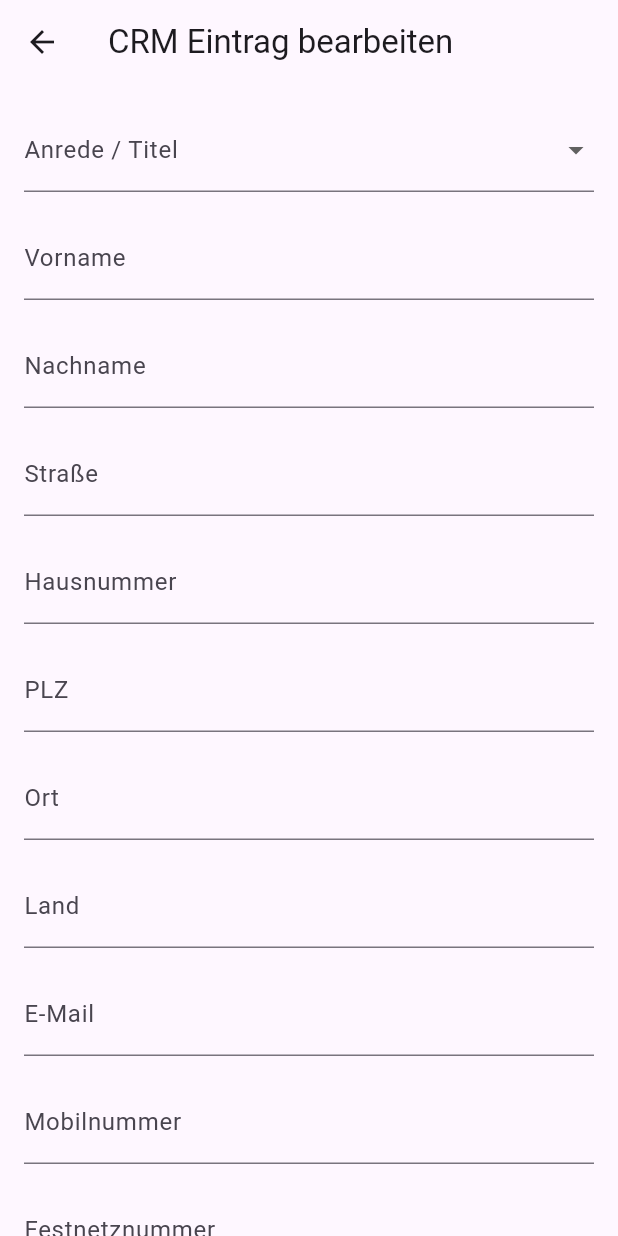
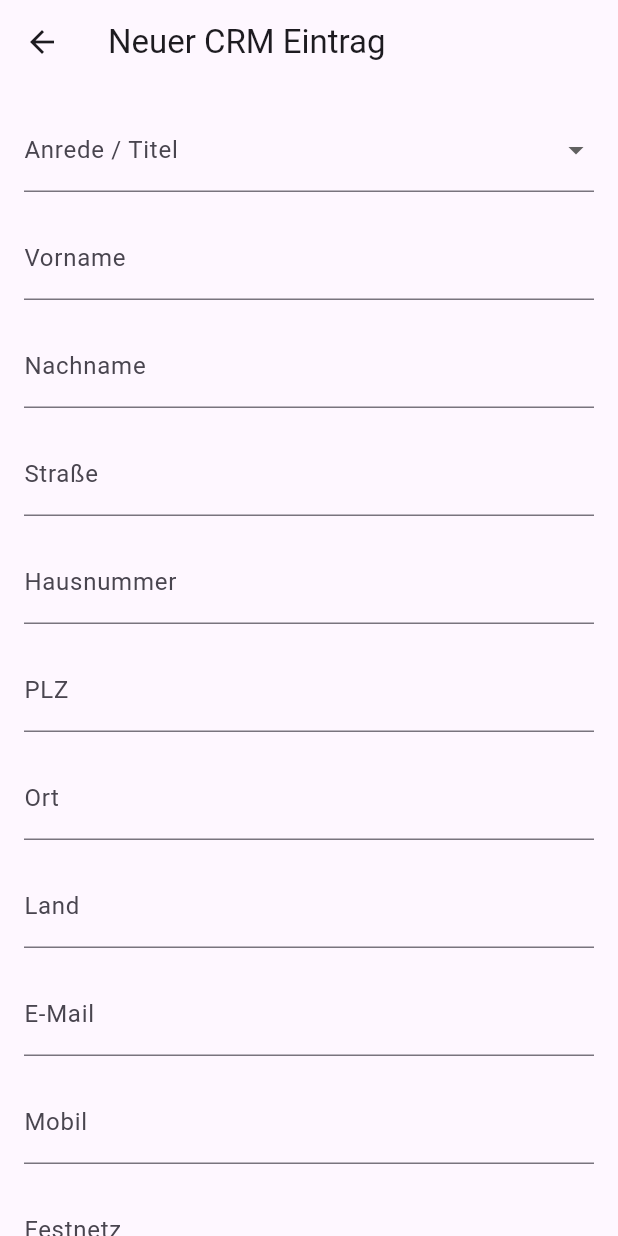
Before and after one commit to 8912JP/note_app, a Flutter app: the CrmEntryEditForm screen opened directly, on a phone screen of 412 x 824 dp. Run offline on Flutter 3.47's test engine with Material 3 defaults, Android fonts, the phone set to English and light mode, and no system bars; our stand-ins replace flutter_svg; network calls fail.

Commit message:
Comm 21.07

```diff
--- a/lib/crm_entry_edit_form.dart
+++ b/lib/crm_entry_edit_form.dart
@@ -1,9 +1,16 @@
 import 'package:flutter/material.dart';
+import 'api_service.dart';
+import 'crm_entry.dart';
 
 class CrmEntryEditForm extends StatefulWidget {
+  final CrmEntry? existingEntry;
   final String currentUser;
 
-  const CrmEntryEditForm({super.key, required this.currentUser});
+  const CrmEntryEditForm({
+    super.key,
+    this.existingEntry,
+    required this.currentUser,
+  });
 
   @override
   State<CrmEntryEditForm> createState() => _CrmEntryEditFormState();
@@ -12,7 +19,6 @@ class CrmEntryEditForm extends StatefulWidget {
 class _CrmEntryEditFormState extends State<CrmEntryEditForm> {
   final _formKey = GlobalKey<FormState>();
 
-  // Form field controllers
   String? _titel;
   final _vornameController = TextEditingController();
   final _nachnameController = TextEditingController();
@@ -26,44 +32,108 @@ class _CrmEntryEditFormState extends State<CrmEntryEditForm> {
   final _festnetzController = TextEditingController();
   final _krankheitController = TextEditingController();
   final _wiedervorlageController = TextEditingController();
+  final _typController = TextEditingController();
+  final _stadiumController = TextEditingController();
 
   String? _status;
   String? _kontaktquelle;
-  final List<String> _todoItems = [];
+
+  final List<ToDoItem> _todoItems = [];
   final _todoController = TextEditingController();
 
   final List<String> _titelOptions = ['Herr', 'Frau', 'Divers', 'Dr.', 'Prof.'];
   final List<String> _statusOptions = ['Offen', 'In Bearbeitung', 'Abgeschlossen'];
   final List<String> _kontaktquelleOptions = ['E-Mail', 'Telefon', 'Onlineformular', 'Empfehlung'];
-  final List<String> _todoVorschlage = ['Erneut kontaktieren', 'Angebot senden', 'Dokument prüfen'];
 
-  void _addToDoItem(String item) {
-    if (item.trim().isNotEmpty && !_todoItems.contains(item)) {
+  @override
+  void initState() {
+    super.initState();
+    final entry = widget.existingEntry;
+    if (entry != null) {
+      _titel = entry.titel;
+      _vornameController.text = entry.vorname;
+      _nachnameController.text = entry.nachname;
+
+      final adresseParts = entry.adresse.split(',');
+      if (adresseParts.length >= 3) {
+        final streetParts = adresseParts[0].trim().split(' ');
+        if (streetParts.length >= 2) {
+          _strasseController.text = streetParts.sublist(0, streetParts.length - 1).join(' ');
+          _hausnummerController.text = streetParts.last;
+        }
+        _plzController.text = adresseParts[1].trim().split(' ').first;
+        _ortController.text = adresseParts[1].trim().split(' ').sublist(1).join(' ');
+        _landController.text = adresseParts[2].trim();
+      }
+
+      _emailController.text = entry.email;
+      _mobilController.text = entry.mobil;
+      _festnetzController.text = entry.festnetz;
+      _krankheitController.text = entry.krankheitsstatus;
+      _status = entry.status;
+      _kontaktquelle = entry.kontaktquelle;
+      _typController.text = entry.typ ?? '';
+      _stadiumController.text = entry.stadium;
+      _wiedervorlageController.text =
+          entry.wiedervorlage?.toIso8601String().split('T').first ?? '';
+      _todoItems.addAll(entry.todos); // ✅ Status bleibt erhalten
+    }
+  }
+
+  void _addToDoItem(String text) {
+    if (text.trim().isNotEmpty) {
       setState(() {
-        _todoItems.add(item.trim());
+        _todoItems.add(ToDoItem(text: text.trim()));
       });
       _todoController.clear();
     }
   }
 
-  void _submitForm() {
+  Future<void> _submitForm() async {
     if (_formKey.currentState!.validate()) {
       _formKey.currentState!.save();
 
-      // Hier speicherst du das CRM Entry – kann mit Provider, API oder DB verbunden werden
-      debugPrint("Speichern:");
-      debugPrint("Titel: $_titel");
-      debugPrint("Vorname: ${_vornameController.text}");
-      debugPrint("Nachname: ${_nachnameController.text}");
-      debugPrint("Adresse: ${_strasseController.text} ${_hausnummerController.text}, ${_plzController.text} ${_ortController.text}, ${_landController.text}");
-      debugPrint("E-Mail: ${_emailController.text}");
-      debugPrint("Mobil: ${_mobilController.text}");
-      debugPrint("Festnetz: ${_festnetzController.text}");
-      debugPrint("Status: $_status");
-      debugPrint("Kontaktquelle: $_kontaktquelle");
-      debugPrint("Bearbeiter: ${widget.currentUser}");
-      debugPrint("ToDos: $_todoItems");
-      debugPrint("Krankheit: ${_krankheitController.text}");
+      final entry = CrmEntry(
+        id: widget.existingEntry?.id ?? DateTime.now().millisecondsSinceEpoch.toString(),
+        anfrageDatum: widget.existingEntry?.anfrageDatum ?? DateTime.now(),
+        titel: _titel ?? '',
+        vorname: _vornameController.text,
+        nachname: _nachnameController.text,
+        adresse:
+            "${_strasseController.text} ${_hausnummerController.text}, ${_plzController.text} ${_ortController.text}, ${_landController.text}",
+        email: _emailController.text,
+        mobil: _mobilController.text,
+        festnetz: _festnetzController.text,
+        krankheitsstatus: _krankheitController.text,
+        todos: _todoItems,
+        status: _status ?? '',
+        bearbeiter: widget.currentUser,
+        wiedervorlage: _wiedervorlageController.text.isNotEmpty
+            ? DateTime.tryParse(_wiedervorlageController.text)
+            : null,
+        typ: _typController.text,
+        stadium: _stadiumController.text,
+        kontaktquelle: _kontaktquelle ?? '',
+        erledigt: widget.existingEntry?.erledigt ?? false,
+      );
+
+      try {
+        if (widget.existingEntry != null) {
+          await ApiService().updateCrmEntry(entry);
+        } else {
+          await ApiService().createCrmEntry(entry);
+        }
+
+        if (!mounted) return;
+        ScaffoldMessenger.of(context).showSnackBar(
+          const SnackBar(content: Text("✅ CRM Eintrag gespeichert")),
+        );
+        Navigator.pop(context);
+      } catch (e) {
+        ScaffoldMessenger.of(context).showSnackBar(
+          SnackBar(content: Text("❌ Fehler beim Speichern: $e")),
+        );
+      }
     }
   }
 
@@ -82,13 +152,15 @@ class _CrmEntryEditFormState extends State<CrmEntryEditForm> {
     _krankheitController.dispose();
     _wiedervorlageController.dispose();
     _todoController.dispose();
+    _typController.dispose();
+    _stadiumController.dispose();
     super.dispose();
   }
 
   @override
   Widget build(BuildContext context) {
     return Scaffold(
-      appBar: AppBar(title: const Text("CRM Eintrag bearbeiten")),
+      appBar: AppBar(title: Text(widget.existingEntry == null ? "Neuer CRM Eintrag" : "CRM Eintrag bearbeiten")),
       body: SingleChildScrollView(
         padding: const EdgeInsets.all(16),
         child: Form(
@@ -103,56 +175,17 @@ class _CrmEntryEditFormState extends State<CrmEntryEditForm> {
                 value: _titel,
                 onChanged: (val) => setState(() => _titel = val),
               ),
-              TextFormField(
-                controller: _vornameController,
-                decoration: const InputDecoration(labelText: 'Vorname'),
-                validator: (val) => val!.isEmpty ? 'Pflichtfeld' : null,
-              ),
-              TextFormField(
-                controller: _nachnameController,
-                decoration: const InputDecoration(labelText: 'Nachname'),
-                validator: (val) => val!.isEmpty ? 'Pflichtfeld' : null,
-              ),
-              TextFormField(
-                controller: _strasseController,
-                decoration: const InputDecoration(labelText: 'Straße'),
-              ),
-              TextFormField(
-                controller: _hausnummerController,
-                decoration: const InputDecoration(labelText: 'Hausnummer'),
-              ),
-              TextFormField(
-                controller: _plzController,
-                decoration: const InputDecoration(labelText: 'PLZ'),
-              ),
-              TextFormField(
-                controller: _ortController,
-                decoration: const InputDecoration(labelText: 'Ort'),
-              ),
-              TextFormField(
-                controller: _landController,
-                decoration: const InputDecoration(labelText: 'Land'),
-              ),
-              TextFormField(
-                controller: _emailController,
-                decoration: const InputDecoration(labelText: 'E-Mail'),
-                keyboardType: TextInputType.emailAddress,
-              ),
-              TextFormField(
-                controller: _mobilController,
-                decoration: const InputDecoration(labelText: 'Mobilnummer'),
-                keyboardType: TextInputType.phone,
-              ),
-              TextFormField(
-                controller: _festnetzController,
-                decoration: const InputDecoration(labelText: 'Festnetznummer'),
-                keyboardType: TextInputType.phone,
-              ),
-              TextFormField(
-                controller: _krankheitController,
-                decoration: const InputDecoration(labelText: 'Krankheitsstatus'),
-                maxLines: 4,
-              ),
+              TextFormField(controller: _vornameController, decoration: const InputDecoration(labelText: 'Vorname')),
+              TextFormField(controller: _nachnameController, decoration: const InputDecoration(labelText: 'Nachname')),
+              TextFormField(controller: _strasseController, decoration: const InputDecoration(labelText: 'Straße')),
+              TextFormField(controller: _hausnummerController, decoration: const InputDecoration(labelText: 'Hausnummer')),
+              TextFormField(controller: _plzController, decoration: const InputDecoration(labelText: 'PLZ')),
+              TextFormField(controller: _ortController, decoration: const InputDecoration(labelText: 'Ort')),
+              TextFormField(controller: _landController, decoration: const InputDecoration(labelText: 'Land')),
+              TextFormField(controller: _emailController, decoration: const InputDecoration(labelText: 'E-Mail')),
+              TextFormField(controller: _mobilController, decoration: const InputDecoration(labelText: 'Mobil')),
+              TextFormField(controller: _festnetzController, decoration: const InputDecoration(labelText: 'Festnetz')),
+              TextFormField(controller: _krankheitController, decoration: const InputDecoration(labelText: 'Krankheitsstatus')),
               DropdownButtonFormField<String>(
                 decoration: const InputDecoration(labelText: 'Status'),
                 items: _statusOptions.map((s) => DropdownMenuItem(value: s, child: Text(s))).toList(),
@@ -165,9 +198,11 @@ class _CrmEntryEditFormState extends State<CrmEntryEditForm> {
                 value: _kontaktquelle,
                 onChanged: (val) => setState(() => _kontaktquelle = val),
               ),
+              TextFormField(controller: _typController, decoration: const InputDecoration(labelText: 'Typ')),
+              TextFormField(controller: _stadiumController, decoration: const InputDecoration(labelText: 'Stadium')),
               TextFormField(
                 controller: _wiedervorlageController,
-                decoration: const InputDecoration(labelText: 'Wiedervorlage (optional)'),
+                decoration: const InputDecoration(labelText: 'Wiedervorlage (YYYY-MM-DD)'),
               ),
               TextFormField(
                 controller: _todoController,
@@ -182,10 +217,21 @@ class _CrmEntryEditFormState extends State<CrmEntryEditForm> {
               ),
               Column(
                 crossAxisAlignment: CrossAxisAlignment.start,
-                children: _todoItems.map((todo) => Row(
+                children: _todoItems.map((todo) {
+                  return Row(
                     mainAxisAlignment: MainAxisAlignment.spaceBetween,
                     children: [
-                    Expanded(child: Text(todo)),
+                      Expanded(
+                        child: CheckboxListTile(
+                          title: Text(todo.text),
+                          value: todo.done,
+                          onChanged: (val) {
+                            setState(() {
+                              todo.done = val ?? false;
+                            });
+                          },
+                        ),
+                      ),
                       IconButton(
                         icon: const Icon(Icons.delete),
                         onPressed: () {
@@ -195,7 +241,8 @@ class _CrmEntryEditFormState extends State<CrmEntryEditForm> {
                         },
                       )
                     ],
-                )).toList(),
+                  );
+                }).toList(),
               ),
               const SizedBox(height: 24),
               ElevatedButton(
```
Also changed, not shown: lib/api_service.dart (+50 -0 lines), lib/crm_entry.dart (+60 -0 lines), lib/crm_overview_page.dart (+27 -52 lines). Lines whose indentation alone changed are shown as unchanged.
